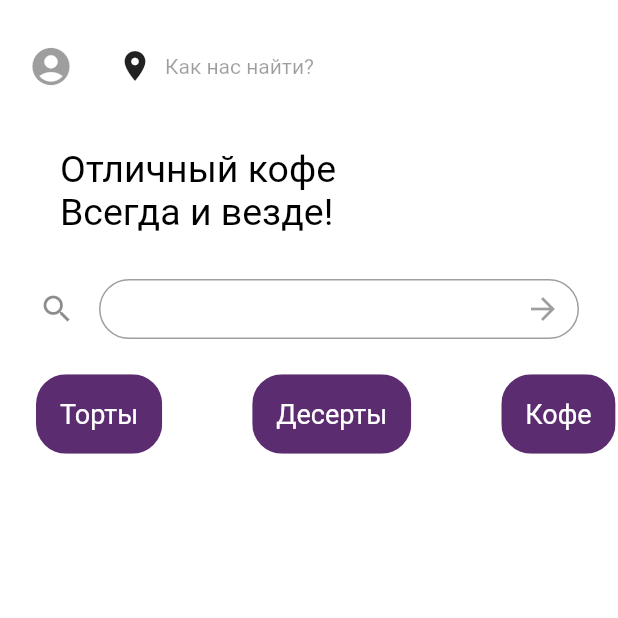
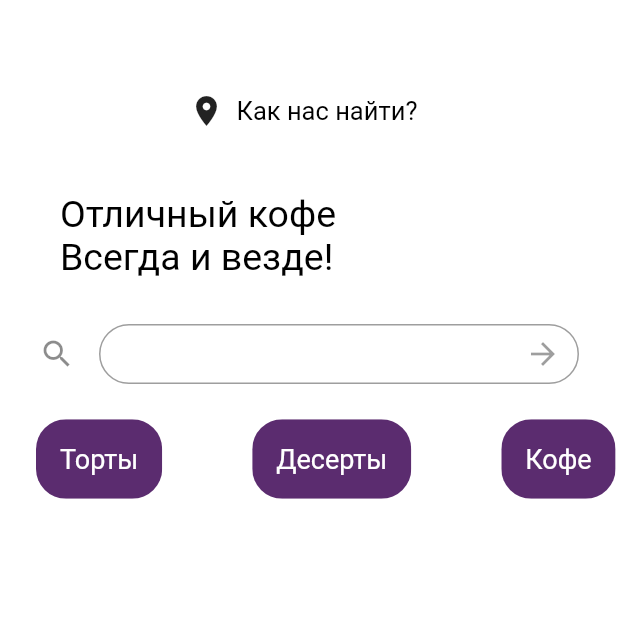
Before and after one commit to Flek55/konstruktor_tortikov, a Flutter app: the HomeMenu screen opened directly, on a phone screen of 412 x 824 dp, the top half of it. Run offline on Flutter 3.47's test engine with Material 2 defaults, Android fonts, the phone set to English and light mode, and no system bars; our stand-ins replace firebase_auth, firebase_core, fluttertoast, geolocator, shared_preferences; missing offline and left inert: yandex_mapkit; accounts and stored records are empty.

Commit message:
Added yandex map api with cafe addresses and user spot. Removed unnecessary Icon button in the main menu.

```diff
--- a/tortik/lib/main.dart
+++ b/tortik/lib/main.dart
@@ -1,6 +1,7 @@
 import 'package:flutter/material.dart';
 import 'package:flutter/services.dart';
 import 'package:firebase_core/firebase_core.dart';
+import 'package:tortik/pages/map.dart';
 import 'package:tortik/pages/register.dart';
 import 'package:tortik/pages/start.dart';
 import 'package:tortik/pages/home_interaction.dart';
@@ -25,6 +26,7 @@ void main() async {
       '/register': (context) => const SignUpPage(),
       '/forpass': (context) => const ForgetPass(),
       '/login': (context) => const LoginPage(),
+      '/map': (context) => const CafeMap(),
     },
   ));
 }
--- a/tortik/lib/pages/Home/home_menu.dart
+++ b/tortik/lib/pages/Home/home_menu.dart
@@ -1,6 +1,6 @@
-import 'dart:html';
 import 'package:flutter/material.dart';
-import 'package:flutter/rendering.dart';
+import 'package:tortik/pages/map.dart';
+
 
 class HomeMenu extends StatefulWidget {
   const HomeMenu({Key? key}) : super(key: key);
@@ -9,7 +9,7 @@ class HomeMenu extends StatefulWidget {
   State<HomeMenu> createState() => _HomeMenuState();
 }
 List _names = [Row(children:[
-  SizedBox(width: 20),
+  const SizedBox(width: 20),
   ClipRRect(
       borderRadius: BorderRadius.circular(20),
       child: Stack(
@@ -19,7 +19,9 @@ List _names = [Row(children:[
                     decoration: const BoxDecoration(
                         color:Color(0xFF5B2C6F)
                     ))),
-            TextButton(onPressed:(null), child: const Text("Торты",style:TextStyle(color: Colors.white)),style:TextButton.styleFrom(foregroundColor: Colors.white30,padding: const EdgeInsets.all(16),textStyle: const TextStyle(fontSize: 18)))
+            TextButton(onPressed:(null),style:TextButton.styleFrom(foregroundColor: Colors.white30,
+                padding: const EdgeInsets.all(16),textStyle: const TextStyle(fontSize: 18)),
+                child: const Text("Торты",style:TextStyle(color: Colors.white)))
           ])),
   const SizedBox(width: 60),
   ClipRRect(
@@ -32,12 +34,14 @@ List _names = [Row(children:[
                     color: Color(0xFF5B2C6F)
                 ),
               ),
-            ), TextButton(onPressed:(null), child: const Text("Десерты",style:TextStyle(color: Colors.white)),style:TextButton.styleFrom(foregroundColor: Colors.white30,padding: const EdgeInsets.all(16),textStyle: const TextStyle(fontSize: 18)))
+            ), TextButton(onPressed:(null),style:TextButton.styleFrom(foregroundColor: Colors.white30,
+                padding: const EdgeInsets.all(16),
+                textStyle: const TextStyle(fontSize: 18)), child: const Text("Десерты",style:TextStyle(color: Colors.white)))
           ])),
   const SizedBox(width: 60),
   ClipRRect(borderRadius: BorderRadius.circular(20),child: Stack(children: <Widget>[Positioned.fill(child: Container(decoration: const BoxDecoration(color:Color(0xFF5B2C6F)
   ))),
-    TextButton(onPressed:(null), child: const Text("Кофе",style:TextStyle(color: Colors.white)),style:TextButton.styleFrom(foregroundColor: Colors.white30,padding: const EdgeInsets.all(16),textStyle: const TextStyle(fontSize: 18)))
+    TextButton(onPressed:(null),style:TextButton.styleFrom(foregroundColor: Colors.white30,padding: const EdgeInsets.all(16),textStyle: const TextStyle(fontSize: 18)), child: const Text("Кофе",style:TextStyle(color: Colors.white)))
   ])),
   const SizedBox(width: 60),ClipRRect(
       borderRadius: BorderRadius.circular(20),
@@ -50,7 +54,7 @@ List _names = [Row(children:[
                 ),
               ),
             ),
-            TextButton(onPressed:(null), child:Text("Выпечка",style:TextStyle(color: Colors.white)),style:TextButton.styleFrom(foregroundColor: Colors.white30,padding: const EdgeInsets.all(16),textStyle: const TextStyle(fontSize: 18)))
+            TextButton(onPressed:(null),style:TextButton.styleFrom(foregroundColor: Colors.white30,padding: const EdgeInsets.all(16),textStyle: const TextStyle(fontSize: 18)), child:Text("Выпечка",style:TextStyle(color: Colors.white)))
           ]))]
 )];
 
@@ -63,13 +67,15 @@ class _HomeMenuState extends State<HomeMenu> {
       backgroundColor: Colors.white,
       body: Column(
         children: [
-          const Padding(padding: EdgeInsets.only(top: 20)),
-          Row( children:const [
-            Padding(padding: EdgeInsets.only(left: 10)),
-            IconButton(onPressed: null, icon: Icon(Icons.account_circle,size: 30,)),
-            Padding(padding: EdgeInsets.only(left: 20)),
-            Icon(Icons.place),
-            TextButton(onPressed: null, child: Text("Как нас найти?"))
+          const Padding(padding: EdgeInsets.only(top: 50)),
+          Row(
+          mainAxisAlignment: MainAxisAlignment.center,
+              children: [
+            const Icon(Icons.place),
+            TextButton(onPressed: (){
+              Navigator.pushNamed(context, '/map');
+            }, child: const Text("Как нас найти?",style:
+            TextStyle(color: Colors.black, fontSize: 17)),)
           ]
           ),
           const Padding(padding: EdgeInsets.only(top: 30)),
--- a/tortik/pubspec.yaml
+++ b/tortik/pubspec.yaml
@@ -41,6 +41,8 @@ dependencies:
   provider: ^6.0.5
   fluttertoast: ^8.2.1
   shared_preferences: ^2.0.18
+  geolocator: ^8.2.1
+  yandex_mapkit: ^3.2.0
 
 dev_dependencies:
   flutter_test:
@@ -67,6 +69,8 @@ flutter:
   # To add assets to your application, add an assets section, like this:
   assets:
     - assets/logo.jpg
+    - assets/pm.png
+    - assets/dot.png
 
   # An image asset can refer to one or more resolution-specific "variants", see
   # https://flutter.dev/assets-and-images/#resolution-aware
```
Also changed, not shown: tortik/lib/Services/app_location.dart (added, +57 -0 lines), tortik/lib/pages/map.dart (added, +151 -0 lines), tortik/assets/dot.png (added), tortik/assets/pm.png (added), tortik/pubspec.lock, 5 other files.
